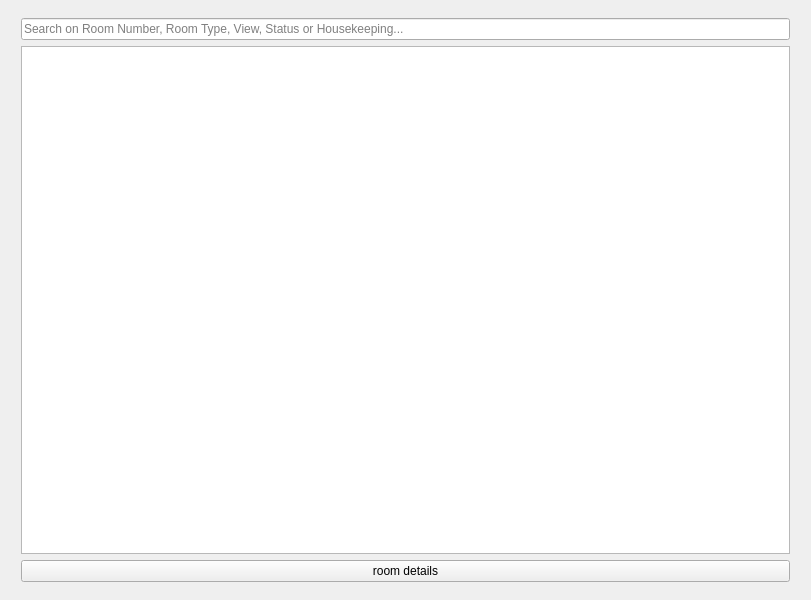
Before: the Qt Designer form hotel/roomswindow/roomswindow.ui in jgtim/itvitae-cpp-hotelrestaurantapplication, drawn with Qt 5.
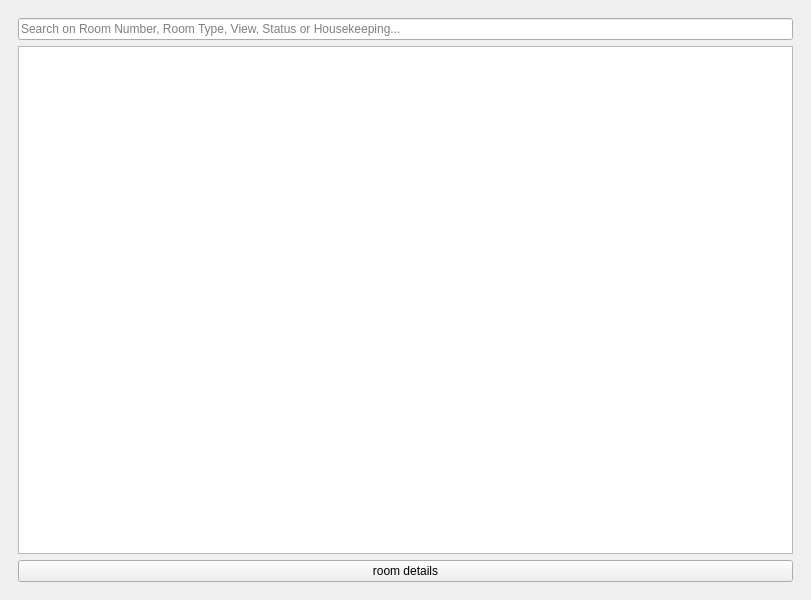
After: the same form once the commit is applied.

Commit message: fixed width constraint on rooms tab

The edit to the form file:
```diff
--- a/hotel/roomswindow/roomswindow.ui
+++ b/hotel/roomswindow/roomswindow.ui
@@ -19,7 +19,7 @@
      <number>7</number>
     </property>
     <item>
-     <layout class="QHBoxLayout" name="horizontalLayout_6" stretch="0">
+     <layout class="QHBoxLayout" name="horizontalLayout">
       <item>
        <widget class="QStackedWidget" name="roomStack">
         <property name="sizePolicy">
@@ -30,7 +30,7 @@
         </property>
         <property name="maximumSize">
          <size>
-          <width>787</width>
+          <width>16777215</width>
           <height>16777215</height>
          </size>
         </property>
@@ -41,6 +41,12 @@
          <number>0</number>
         </property>
         <widget class="QWidget" name="allRooms">
+         <property name="maximumSize">
+          <size>
+           <width>16777215</width>
+           <height>16777215</height>
+          </size>
+         </property>
          <layout class="QGridLayout" name="gridLayout">
           <item row="0" column="0">
            <layout class="QHBoxLayout" name="horizontalLayout_5">
@@ -54,7 +60,7 @@
            </layout>
           </item>
           <item row="1" column="0">
-           <layout class="QHBoxLayout" name="horizontalLayout_2">
+           <layout class="QVBoxLayout" name="verticalLayout">
             <item>
              <widget class="QTableView" name="roomsTableView">
               <property name="sizePolicy">
```
The commit also changes 1 other file.
